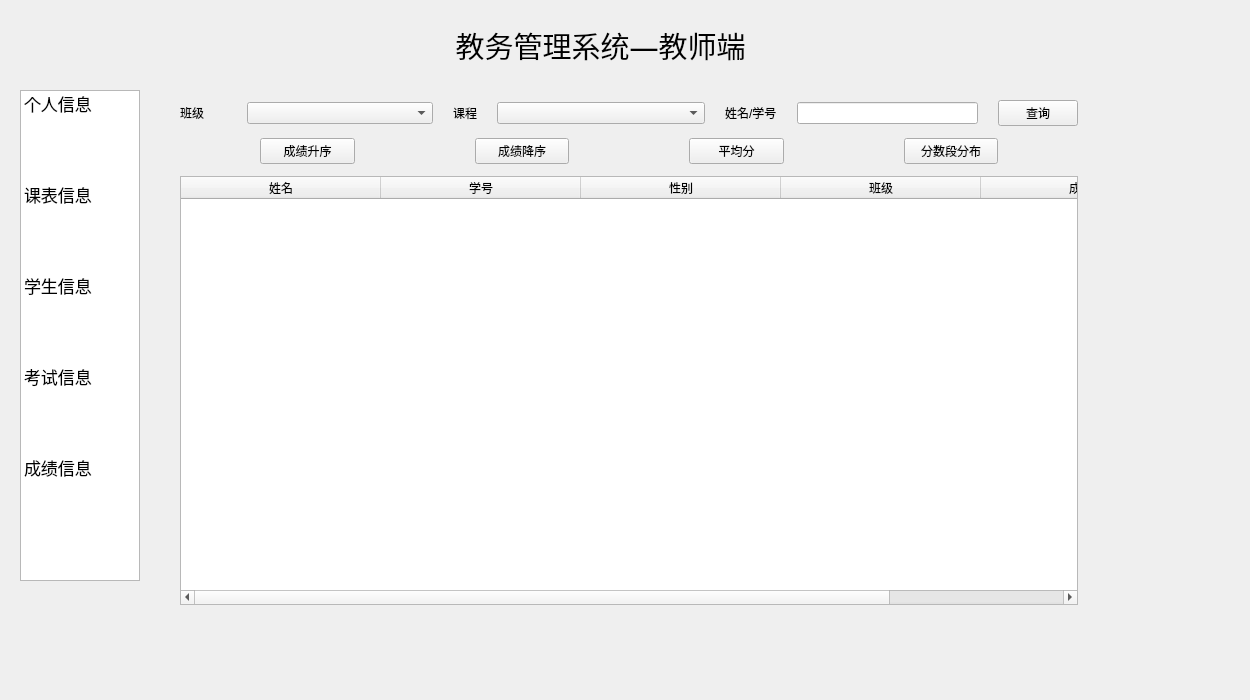
Database-Course-Developers/Educational_Administration_System, file teacher.ui: the form before one commit.
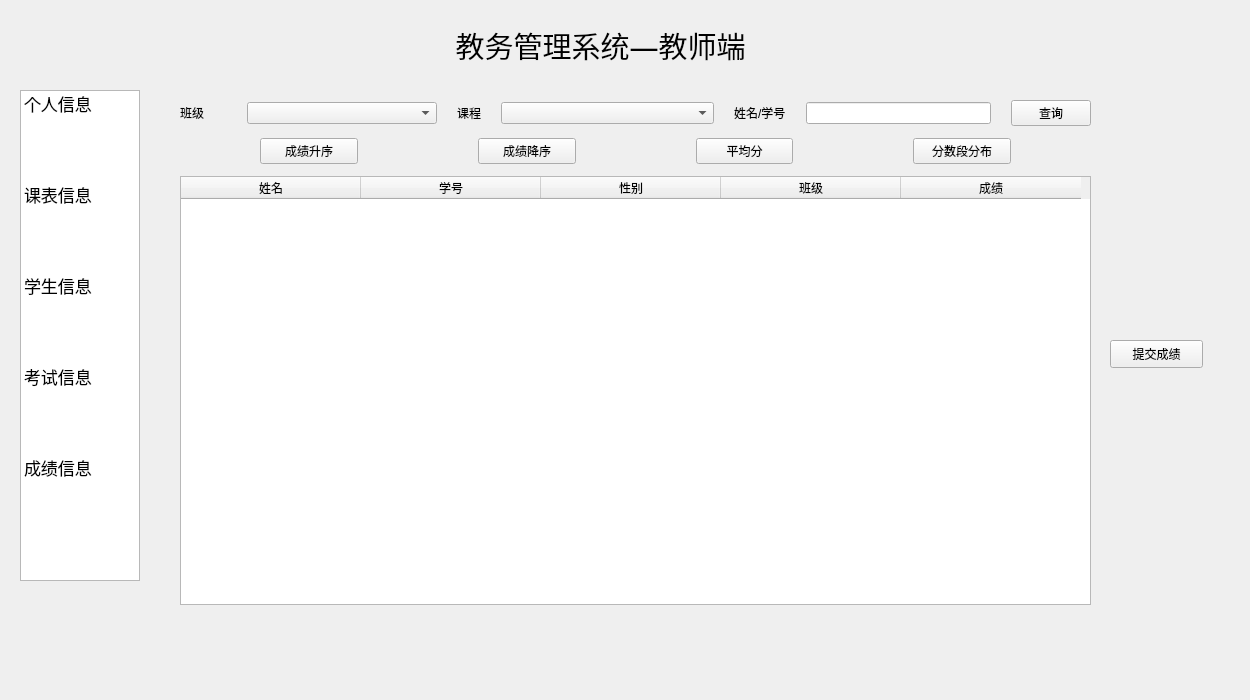
The form after the commit. The open tabs and pages were chosen to show the change.

What changed in the file:
```diff
--- a/teacher.ui
+++ b/teacher.ui
@@ -640,12 +640,12 @@
     </widget>
    </widget>
    <widget class="QWidget" name="pg_score">
-    <widget class="QWidget" name="">
+    <widget class="QWidget" name="layoutWidget">
      <property name="geometry">
       <rect>
        <x>30</x>
        <y>0</y>
-       <width>898</width>
+       <width>911</width>
        <height>541</height>
       </rect>
      </property>
@@ -762,7 +762,7 @@
         <item>
          <widget class="QTableWidget" name="score_table">
           <attribute name="horizontalHeaderDefaultSectionSize">
-           <number>200</number>
+           <number>180</number>
           </attribute>
           <column>
            <property name="text">
@@ -811,6 +811,19 @@
       </item>
      </layout>
     </widget>
+    <widget class="QPushButton" name="butt_submit">
+     <property name="geometry">
+      <rect>
+       <x>960</x>
+       <y>240</y>
+       <width>93</width>
+       <height>28</height>
+      </rect>
+     </property>
+     <property name="text">
+      <string>提交成绩</string>
+     </property>
+    </widget>
    </widget>
    <widget class="QWidget" name="pg_level">
     <widget class="QLabel" name="label_9">
```
Left out of the diff: 4 changed lines with no effect on the pictures.
